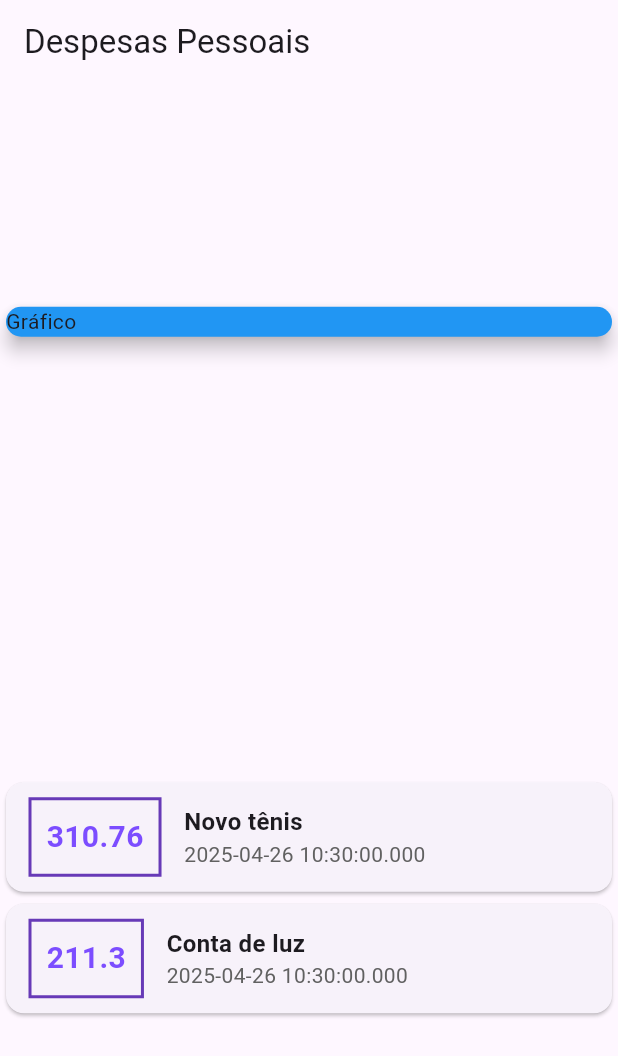
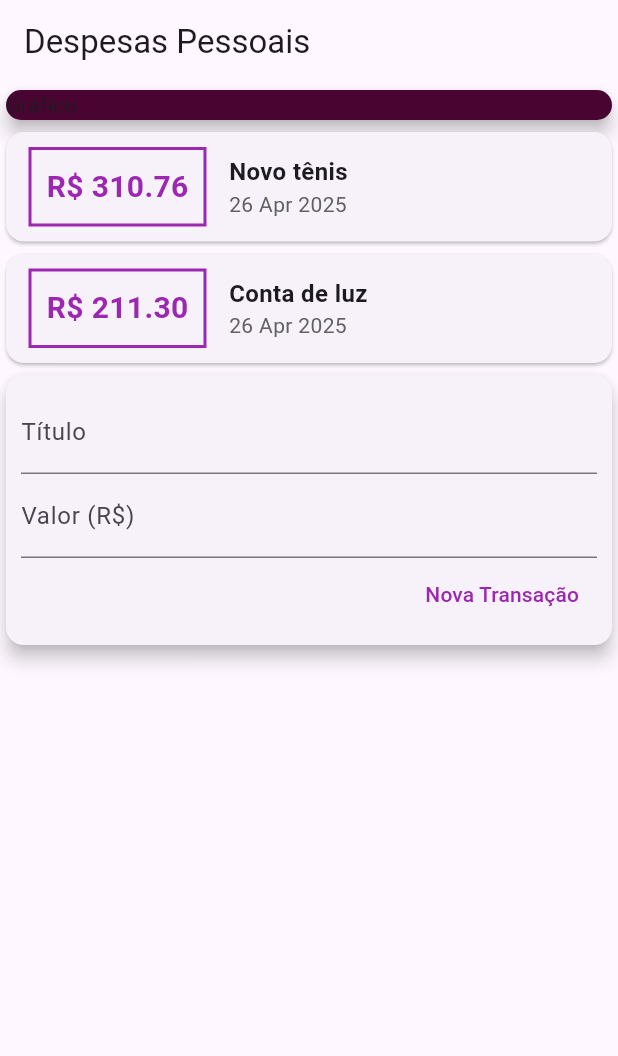
Before and after one commit to MicheleGiane9/Despesas-Pessoais, a Flutter app: the screen it shows after launch, on a phone screen of 412 x 824 dp. Shown: the top 1056 px of the screen. Run offline on Flutter 3.47's test engine with Material 3 defaults, Android fonts, the phone set to English and light mode, and no system bars.

Commit message:
Formulário Inicial

```diff
--- a/lib/main.dart
+++ b/lib/main.dart
@@ -1,5 +1,6 @@
 import 'package:flutter/material.dart';
 import 'models/transaction.dart';
+import 'package:intl/intl.dart';
 
 main() => runApp(DespesasPessoaisApp());
 
@@ -33,12 +34,11 @@ class MyHomePage extends StatelessWidget {
     return Scaffold(
       appBar: AppBar(title: Text('Despesas Pessoais')),
       body: Column(
-        mainAxisAlignment: MainAxisAlignment.spaceAround,
         crossAxisAlignment: CrossAxisAlignment.stretch,
         children: <Widget>[
           Container(
             child: Card(
-              color: Colors.blue,
+              color: const Color.fromARGB(255, 73, 4, 49),
               child: Text('Gráfico'),
               elevation: 5,
             ),
@@ -55,18 +55,15 @@ class MyHomePage extends StatelessWidget {
                             vertical: 10,
                           ),
                           decoration: BoxDecoration(
-                            border: Border.all(
-                              color: Colors.deepPurple,
-                              width: 2,
-                            ),
+                            border: Border.all(color: Colors.purple, width: 2),
                           ),
                           padding: EdgeInsets.all(10),
                           child: Text(
-                            tr.value.toString(),
+                            'R\$ ${tr.value.toStringAsFixed(2)}',
                             style: TextStyle(
                               fontWeight: FontWeight.bold,
                               fontSize: 20,
-                              color: Colors.deepPurpleAccent,
+                              color: Colors.purple,
                             ),
                           ),
                         ),
@@ -81,7 +78,7 @@ class MyHomePage extends StatelessWidget {
                               ),
                             ),
                             Text(
-                              tr.date.toString(),
+                              DateFormat('d MMM y').format(tr.date),
                               style: TextStyle(color: Colors.grey[700]),
                             ),
                           ],
@@ -91,6 +88,34 @@ class MyHomePage extends StatelessWidget {
                   );
                 }).toList(),
           ),
+          Card(
+            elevation: 5,
+            child: Padding(
+              padding: const EdgeInsets.all(10),
+              child: Column(
+                children: [
+                  const TextField(
+                    decoration: InputDecoration(labelText: 'Título'),
+                  ),
+                  const TextField(
+                    decoration: InputDecoration(labelText: 'Valor (R\$)'),
+                  ),
+                  Row(
+                    mainAxisAlignment: MainAxisAlignment.end,
+                    children: <Widget>[
+                      TextButton(
+                        child: const Text(
+                          'Nova Transação',
+                          style: TextStyle(color: Colors.purple),
+                        ),
+                        onPressed: () {},
+                      ),
+                    ],
+                  ),
+                ],
+              ),
+            ),
+          ),
         ],
       ),
     );
--- a/pubspec.yaml
+++ b/pubspec.yaml
@@ -21,6 +21,7 @@ version: 1.0.0+1
 environment:
   sdk: ^3.7.2
 
+
 # Dependencies specify other packages that your package needs in order to work.
 # To automatically upgrade your package dependencies to the latest versions
 # consider running `flutter pub upgrade --major-versions`. Alternatively,
@@ -30,7 +31,7 @@ environment:
 dependencies:
   flutter:
     sdk: flutter
-
+  intl: 0.20.2
   # The following adds the Cupertino Icons font to your application.
   # Use with the CupertinoIcons class for iOS style icons.
   cupertino_icons: ^1.0.8
```
Also changed, not shown: pubspec.lock.
